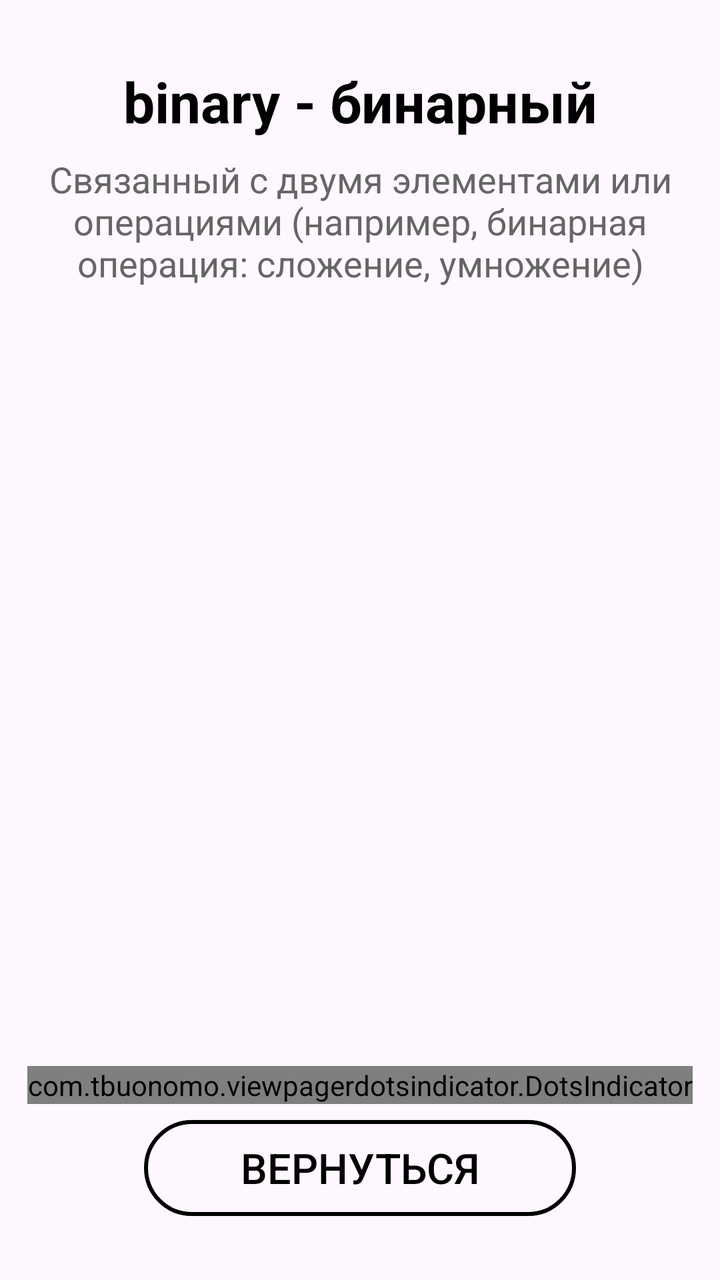
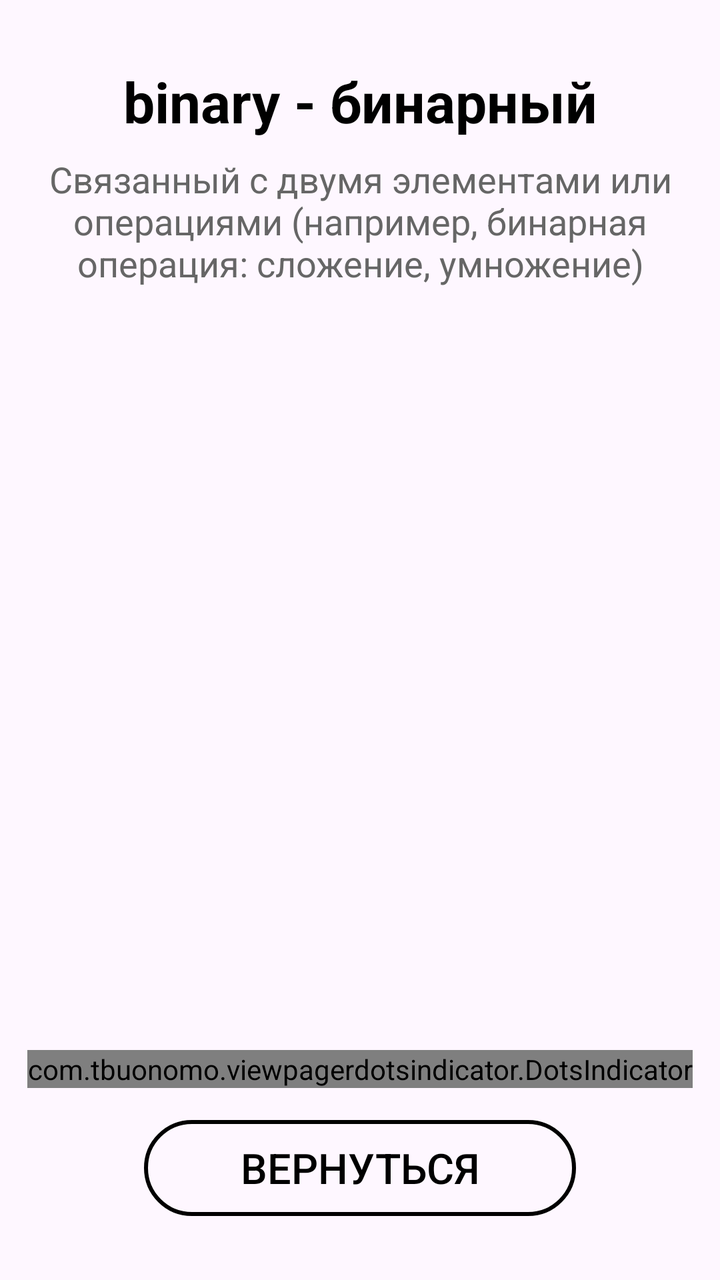

Compare the two renders of this Android layout. The source of the first and the diff that turns it into the second are given below.
<!-- AndroidManifest.xml: application theme Theme.LL -->
<!-- res/layout/activity_term_detail.xml -->
<?xml version="1.0" encoding="utf-8"?>
<androidx.constraintlayout.widget.ConstraintLayout
    xmlns:android="http://schemas.android.com/apk/res/android"
    xmlns:app="http://schemas.android.com/apk/res-auto"
    xmlns:tools="http://schemas.android.com/tools"
    android:layout_width="match_parent"
    android:layout_height="match_parent"
>

    
    <TextView
        android:id="@+id/termText"
        android:layout_width="0dp"
        android:layout_height="wrap_content"
        android:layout_marginTop="32dp"
        android:ellipsize="end"
        android:gravity="center"
        android:maxLines="1"
        android:text="binary - бинарный"
        android:textColor="#000000"
        android:textSize="28sp"
        android:textStyle="bold"
        app:layout_constraintEnd_toEndOf="parent"
        app:layout_constraintStart_toStartOf="parent"
        app:layout_constraintTop_toTopOf="parent" />

    
    <TextView
        android:id="@+id/definitionText"
        android:layout_width="0dp"
        android:layout_height="wrap_content"
        android:layout_marginTop="8dp"
        android:ellipsize="end"
        android:gravity="center"
        android:maxLines="3"
        android:text="Связанный с двумя элементами или операциями (например, бинарная операция: сложение, умножение)"
        android:textColor="#666666"
        android:textSize="18sp"
        app:layout_constraintEnd_toEndOf="parent"
        app:layout_constraintStart_toStartOf="parent"
        app:layout_constraintTop_toBottomOf="@id/termText" />

    <androidx.viewpager2.widget.ViewPager2
        android:id="@+id/cardsViewPager"
        android:layout_width="0dp"
        android:layout_height="0dp"
        android:layout_margin="8dp"
        android:layout_marginTop="8dp"
        android:clipToPadding="false"
        app:layout_constraintBottom_toTopOf="@+id/dotsIndicator"
        app:layout_constraintEnd_toEndOf="parent"
        app:layout_constraintStart_toStartOf="parent"
        app:layout_constraintTop_toBottomOf="@id/definitionText" />

    <com.tbuonomo.viewpagerdotsindicator.DotsIndicator
        android:id="@+id/dotsIndicator"
        android:layout_width="wrap_content"
        android:layout_height="wrap_content"
        android:layout_marginBottom="8dp"
        app:dotsColor="#999999"
        app:dotsCornerRadius="4dp"
        app:dotsSize="8dp"
        app:dotsSpacing="4dp"
        app:dotsWidthFactor="2.5"
        app:layout_constraintBottom_toTopOf="@+id/btn_from_term_actvt_to_mainmenu"
        app:layout_constraintEnd_toEndOf="parent"
        app:layout_constraintStart_toStartOf="parent"
        app:selectedDotColor="#e6b855" />

    <android.widget.Button
        android:id="@+id/btn_from_term_actvt_to_mainmenu"
        android:layout_width="0dp"
        android:layout_height="wrap_content"
        android:layout_marginBottom="32dp"
        android:background="@drawable/button_outline_selector"
        android:text="вернуться"
        android:textColor="@color/black"
        android:textSize="21sp"
        app:layout_constraintBottom_toBottomOf="parent"
        app:layout_constraintEnd_toEndOf="parent"
        app:layout_constraintStart_toStartOf="parent"
        app:layout_constraintWidth_percent="0.6" />

</androidx.constraintlayout.widget.ConstraintLayout>
<!-- resources referenced by this layout -->
<resources>
  <color name="black">#FF000000</color>
  <!-- drawable button_outline_selector (drawable) -->
  <?xml version="1.0" encoding="utf-8"?>
  <selector xmlns:android="http://schemas.android.com/apk/res/android">
      
      <item android:state_pressed="true" android:drawable="@drawable/button_outline_pressed" />
  
      
      <item android:drawable="@drawable/button_outline" />
  </selector>
  <style name="Theme.LL" parent="Theme.Material3.Light.NoActionBar">
          <item name="android:statusBarColor">@color/black</item>
          <item name="android:windowLightStatusBar">false</item>
  
      </style>
  <!-- drawable button_outline_pressed (drawable) -->
  <?xml version="1.0" encoding="utf-8"?>
  <shape xmlns:android="http://schemas.android.com/apk/res/android"
      android:shape="rectangle">
      <solid android:color="#08000000" />
      <stroke
          android:width="2dp"
          android:color="#000000" />
      <corners android:radius="32dp" />
  
  </shape>
  <!-- drawable button_outline (drawable) -->
  <?xml version="1.0" encoding="utf-8"?>
  <shape xmlns:android="http://schemas.android.com/apk/res/android"
      android:shape="rectangle">
  
      <solid android:color="@android:color/transparent" />
  
      <stroke
          android:width="2dp"
          android:color="@color/black" />
  
      <corners android:radius="32dp" />
  
  
  </shape>
</resources>

<!-- the commit's change to res/layout/activity_term_detail.xml (unified diff, before → after) -->
@@ -56,7 +56,7 @@
         android:id="@+id/dotsIndicator"
         android:layout_width="wrap_content"
         android:layout_height="wrap_content"
-        android:layout_marginBottom="8dp"
+        android:layout_marginBottom="16dp"
         app:dotsColor="#999999"
         app:dotsCornerRadius="4dp"
         app:dotsSize="8dp"
